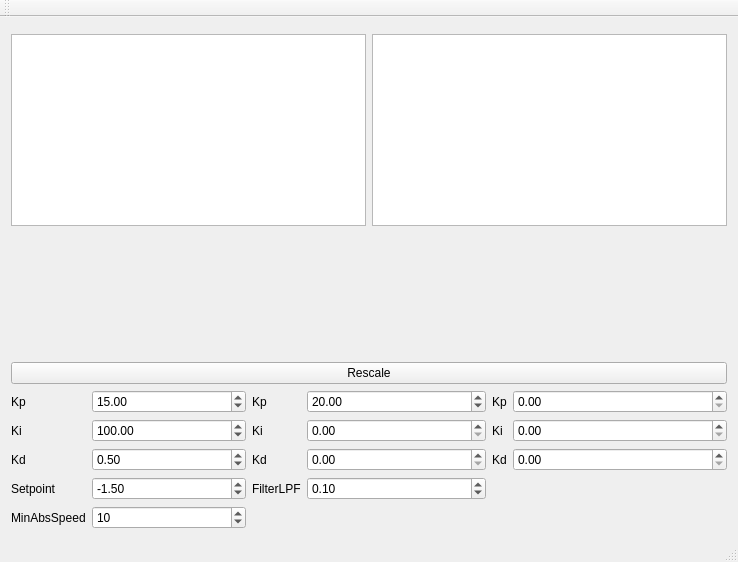
First picture: the form in mainwindow.ui, repository Neuro111/balansBotGUI, before the edit.
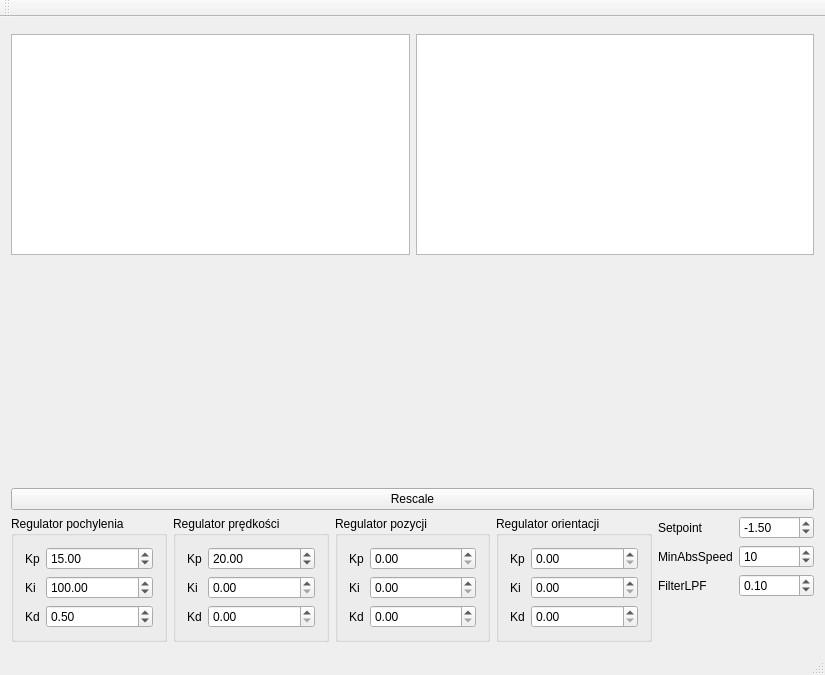
Second picture: the form after the edit. Custom widgets are drawn as their Qt base class.

Commit message: porządkowany wygląd sterowania regulatorami

Patch:
```diff
--- a/mainwindow.ui
+++ b/mainwindow.ui
@@ -6,8 +6,8 @@
    <rect>
     <x>0</x>
     <y>0</y>
-    <width>738</width>
-    <height>562</height>
+    <width>825</width>
+    <height>675</height>
    </rect>
   </property>
   <property name="windowTitle">
@@ -69,15 +69,19 @@
     <item>
      <layout class="QHBoxLayout" name="horizontalLayout_2">
       <item>
-       <layout class="QFormLayout" name="formLayout">
-        <item row="0" column="0">
+       <widget class="QGroupBox" name="groupBox">
+        <property name="title">
+         <string>Regulator pochylenia</string>
+        </property>
+        <layout class="QFormLayout" name="formLayout_5">
+         <item row="1" column="0">
          <widget class="QLabel" name="label">
           <property name="text">
            <string>Kp</string>
           </property>
          </widget>
         </item>
-        <item row="0" column="1">
+         <item row="1" column="1">
          <widget class="QDoubleSpinBox" name="SpinBox_Kp">
           <property name="maximum">
            <double>999.990000000000009</double>
@@ -90,14 +94,14 @@
           </property>
          </widget>
         </item>
-        <item row="1" column="0">
+         <item row="2" column="0">
          <widget class="QLabel" name="label_2">
           <property name="text">
            <string>Ki</string>
           </property>
          </widget>
         </item>
-        <item row="1" column="1">
+         <item row="2" column="1">
          <widget class="QDoubleSpinBox" name="SpinBox_Ki">
           <property name="maximum">
            <double>999.990000000000009</double>
@@ -110,14 +114,14 @@
           </property>
          </widget>
         </item>
-        <item row="2" column="0">
+         <item row="3" column="0">
          <widget class="QLabel" name="label_3">
           <property name="text">
            <string>Kd</string>
           </property>
          </widget>
         </item>
-        <item row="2" column="1">
+         <item row="3" column="1">
          <widget class="QDoubleSpinBox" name="SpinBox_Kd">
           <property name="maximum">
            <double>999.990000000000009</double>
@@ -130,14 +134,144 @@
           </property>
          </widget>
         </item>
+        </layout>
+       </widget>
+      </item>
+      <item>
+       <widget class="QGroupBox" name="speedReg">
+        <property name="title">
+         <string>Regulator prędkości</string>
+        </property>
+        <layout class="QFormLayout" name="formLayout_4">
+         <item row="0" column="0">
+          <widget class="QLabel" name="label_7">
+           <property name="text">
+            <string>Kp</string>
+           </property>
+          </widget>
+         </item>
+         <item row="0" column="1">
+          <widget class="QDoubleSpinBox" name="balansKp">
+           <property name="value">
+            <double>20.000000000000000</double>
+           </property>
+          </widget>
+         </item>
+         <item row="1" column="0">
+          <widget class="QLabel" name="label_8">
+           <property name="text">
+            <string>Ki</string>
+           </property>
+          </widget>
+         </item>
+         <item row="1" column="1">
+          <widget class="QDoubleSpinBox" name="balansKi"/>
+         </item>
+         <item row="2" column="0">
+          <widget class="QLabel" name="label_9">
+           <property name="text">
+            <string>Kd</string>
+           </property>
+          </widget>
+         </item>
+         <item row="2" column="1">
+          <widget class="QDoubleSpinBox" name="balansKd"/>
+         </item>
+        </layout>
+       </widget>
+      </item>
+      <item>
+       <widget class="QGroupBox" name="posReg">
+        <property name="title">
+         <string>Regulator pozycji</string>
+        </property>
+        <layout class="QFormLayout" name="formLayout_3">
+         <item row="1" column="0">
+          <widget class="QLabel" name="label_10">
+           <property name="text">
+            <string>Kp</string>
+           </property>
+          </widget>
+         </item>
+         <item row="1" column="1">
+          <widget class="QDoubleSpinBox" name="positionKp">
+           <property name="singleStep">
+            <double>0.010000000000000</double>
+           </property>
+          </widget>
+         </item>
+         <item row="2" column="1">
+          <widget class="QDoubleSpinBox" name="positionKi"/>
+         </item>
+         <item row="3" column="1">
+          <widget class="QDoubleSpinBox" name="positionKd"/>
+         </item>
+         <item row="2" column="0">
+          <widget class="QLabel" name="label_11">
+           <property name="text">
+            <string>Ki</string>
+           </property>
+          </widget>
+         </item>
         <item row="3" column="0">
+          <widget class="QLabel" name="label_12">
+           <property name="text">
+            <string>Kd</string>
+           </property>
+          </widget>
+         </item>
+        </layout>
+       </widget>
+      </item>
+      <item>
+       <widget class="QGroupBox" name="groupBox_2">
+        <property name="title">
+         <string>Regulator orientacji</string>
+        </property>
+        <layout class="QFormLayout" name="formLayout_6">
+         <item row="0" column="1">
+          <widget class="QDoubleSpinBox" name="doubleSpinBox_2"/>
+         </item>
+         <item row="1" column="1">
+          <widget class="QDoubleSpinBox" name="doubleSpinBox_3"/>
+         </item>
+         <item row="2" column="1">
+          <widget class="QDoubleSpinBox" name="doubleSpinBox_4"/>
+         </item>
+         <item row="0" column="0">
+          <widget class="QLabel" name="label_13">
+           <property name="text">
+            <string>Kp</string>
+           </property>
+          </widget>
+         </item>
+         <item row="1" column="0">
+          <widget class="QLabel" name="label_14">
+           <property name="text">
+            <string>Ki</string>
+           </property>
+          </widget>
+         </item>
+         <item row="2" column="0">
+          <widget class="QLabel" name="label_15">
+           <property name="text">
+            <string>Kd</string>
+           </property>
+          </widget>
+         </item>
+        </layout>
+       </widget>
+      </item>
+      <item>
+       <layout class="QFormLayout" name="formLayout_2">
+        <item row="0" column="0">
          <widget class="QLabel" name="label_4">
           <property name="text">
            <string>Setpoint</string>
           </property>
          </widget>
         </item>
-        <item row="3" column="1">
+        <item row="0" column="1">
          <widget class="QDoubleSpinBox" name="SpinBox_Setpoint">
           <property name="minimum">
            <double>-99.989999999999995</double>
@@ -150,14 +284,14 @@
           </property>
          </widget>
         </item>
-        <item row="4" column="0">
+        <item row="1" column="0">
          <widget class="QLabel" name="label_5">
           <property name="text">
            <string>MinAbsSpeed</string>
           </property>
          </widget>
         </item>
-        <item row="4" column="1">
+        <item row="1" column="1">
          <widget class="QDoubleSpinBox" name="doubleSpinBox">
           <property name="decimals">
            <number>0</number>
@@ -167,52 +301,14 @@
           </property>
          </widget>
         </item>
-       </layout>
-      </item>
-      <item>
-       <layout class="QFormLayout" name="formLayout_2">
-        <item row="0" column="0">
-         <widget class="QLabel" name="label_7">
-          <property name="text">
-           <string>Kp</string>
-          </property>
-         </widget>
-        </item>
-        <item row="0" column="1">
-         <widget class="QDoubleSpinBox" name="balansKp">
-          <property name="value">
-           <double>20.000000000000000</double>
-          </property>
-         </widget>
-        </item>
-        <item row="1" column="0">
-         <widget class="QLabel" name="label_8">
-          <property name="text">
-           <string>Ki</string>
-          </property>
-         </widget>
-        </item>
-        <item row="1" column="1">
-         <widget class="QDoubleSpinBox" name="balansKi"/>
-        </item>
         <item row="2" column="0">
-         <widget class="QLabel" name="label_9">
-          <property name="text">
-           <string>Kd</string>
-          </property>
-         </widget>
-        </item>
-        <item row="2" column="1">
-         <widget class="QDoubleSpinBox" name="balansKd"/>
-        </item>
-        <item row="3" column="0">
          <widget class="QLabel" name="label_6">
           <property name="text">
            <string>FilterLPF</string>
           </property>
          </widget>
         </item>
-        <item row="3" column="1">
+        <item row="2" column="1">
          <widget class="QDoubleSpinBox" name="filterSpinBox">
           <property name="maximum">
            <double>1.000000000000000</double>
@@ -227,44 +323,6 @@
         </item>
        </layout>
       </item>
-      <item>
-       <layout class="QFormLayout" name="formLayout_3">
-        <item row="0" column="1">
-         <widget class="QDoubleSpinBox" name="positionKp">
-          <property name="singleStep">
-           <double>0.010000000000000</double>
-          </property>
-         </widget>
-        </item>
-        <item row="1" column="1">
-         <widget class="QDoubleSpinBox" name="positionKi"/>
-        </item>
-        <item row="2" column="1">
-         <widget class="QDoubleSpinBox" name="positionKd"/>
-        </item>
-        <item row="0" column="0">
-         <widget class="QLabel" name="label_10">
-          <property name="text">
-           <string>Kp</string>
-          </property>
-         </widget>
-        </item>
-        <item row="1" column="0">
-         <widget class="QLabel" name="label_11">
-          <property name="text">
-           <string>Ki</string>
-          </property>
-         </widget>
-        </item>
-        <item row="2" column="0">
-         <widget class="QLabel" name="label_12">
-          <property name="text">
-           <string>Kd</string>
-          </property>
-         </widget>
-        </item>
-       </layout>
-      </item>
      </layout>
     </item>
    </layout>
```
Left out of the diff: 3 changed lines with no effect on the pictures. Lines whose indentation alone changed are shown as unchanged.
